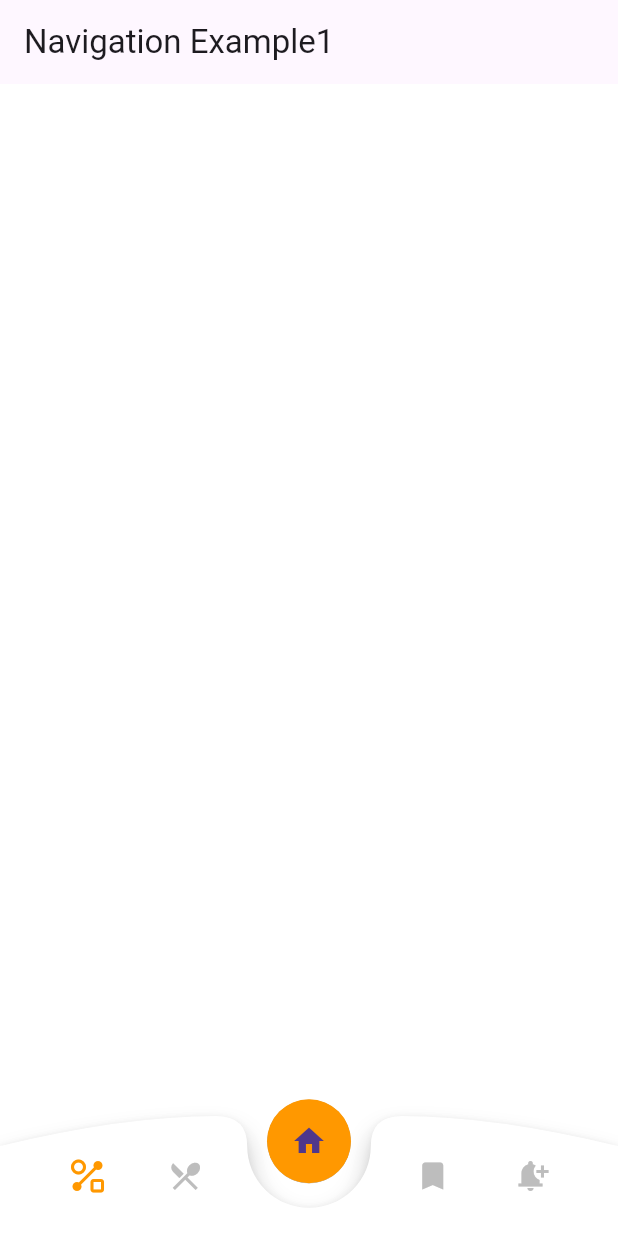
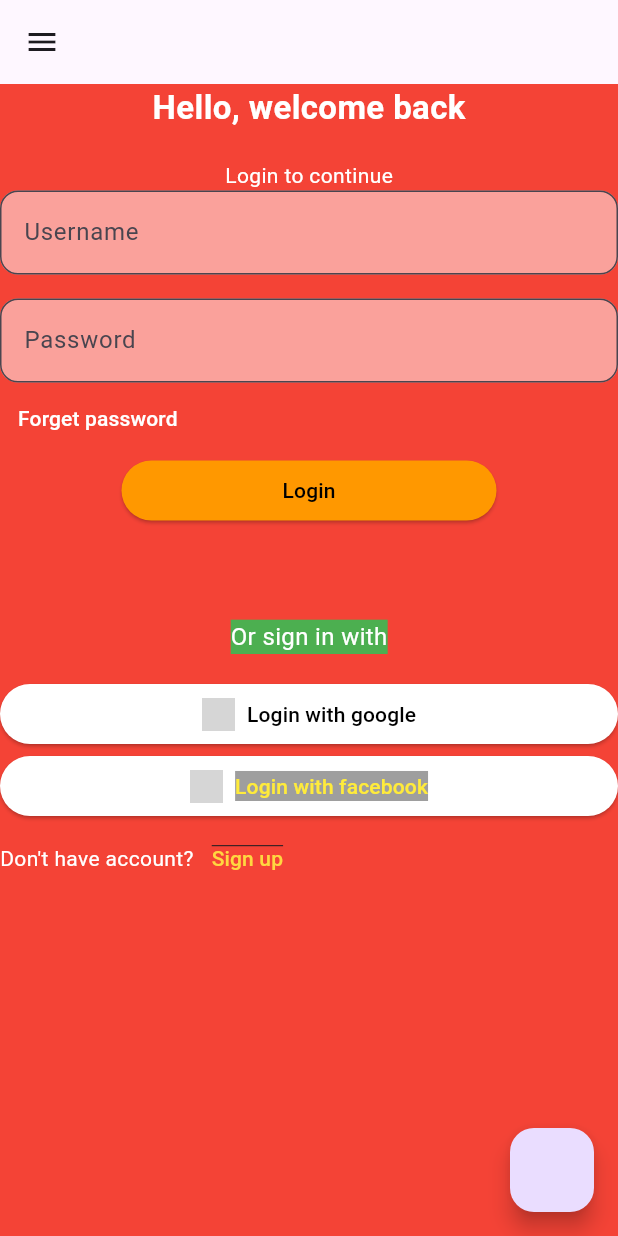
Before and after one commit to geraldwang-spec/flutter_project, a Flutter app: the screen it shows after launch, on a phone screen of 412 x 824 dp. Run offline on Flutter 3.47's test engine with Material 3 defaults, Android fonts, the phone set to English and light mode, and no system bars; grey boxes are pictures that could not be loaded.

Commit message:
add loging for practice

```diff
--- /dev/null
+++ b/flutter_example/lib/login_example.dart
@@ -0,0 +1,182 @@
+import 'package:flutter/material.dart';
+import 'package:flutter/rendering.dart';
+
+class loginPractise {
+  void executeExample(int i) {
+    switch (i) {
+      case 1:
+        runApp(loginExample1());
+        break;
+      default:
+    }
+  }
+}
+
+class loginExample1 extends StatelessWidget {
+  const loginExample1({super.key});
+  @override
+  Widget build(BuildContext context) {
+    return MaterialApp(home: LoginPage());
+  }
+}
+
+class LoginPage extends StatelessWidget {
+  const LoginPage({super.key});
+
+  @override
+  Widget build(BuildContext context) {
+    return Scaffold(
+      appBar: AppBar(),
+      floatingActionButton: FloatingActionButton(onPressed: () {}),
+      backgroundColor: Colors.red,
+      drawer: Container(width: 400, height: 500, color: Colors.grey),
+      body: Column(
+        children: [
+          Text(
+            "Hello, welcome back",
+            style: TextStyle(
+              color: Colors.white,
+              fontSize: 22,
+              fontWeight: FontWeight.bold,
+            ),
+          ),
+          SizedBox(
+            height: 20,
+            //width: 500,
+            //child: Text("this is text from test sizbox"),
+          ),
+          Text("Login to continue", style: TextStyle(color: Colors.white)),
+          TextField(
+            decoration: InputDecoration(
+              hintText: "Username",
+              border: OutlineInputBorder(
+                borderRadius: BorderRadius.all(Radius.circular(12)),
+              ),
+              filled: true,
+              fillColor: Colors.white.withOpacity(0.5),
+            ),
+          ),
+          SizedBox(height: 16),
+          TextField(
+            decoration: InputDecoration(
+              hintText: "Password",
+              border: OutlineInputBorder(
+                borderRadius: BorderRadius.all(Radius.circular(12)),
+              ),
+              filled: true,
+              fillColor: Colors.white.withOpacity(0.5),
+            ),
+          ),
+          Align(
+            alignment: Alignment.centerLeft,
+            child: TextButton(
+              onPressed: () {
+                print("forget button");
+              },
+              style: TextButton.styleFrom(foregroundColor: Colors.white),
+              child: Text("Forget password"),
+            ),
+          ),
+          SizedBox(
+            width: 250,
+            child: ElevatedButton(
+              onPressed: () {
+                print("login button");
+              },
+              style: ElevatedButton.styleFrom(
+                backgroundColor: Colors.orange,
+                foregroundColor: Colors.black,
+              ),
+              child: Text("Login"),
+            ),
+          ),
+          SizedBox(height: 62),
+          Text(
+            "Or sign in with",
+            style: TextStyle(
+              color: Colors.white,
+              fontSize: 16,
+              backgroundColor: Colors.green,
+            ),
+          ),
+          SizedBox(height: 16),
+          ElevatedButton(
+            onPressed: () {
+              print("google login button");
+            },
+            style: ElevatedButton.styleFrom(
+              backgroundColor: Colors.white,
+              foregroundColor: Colors.black,
+              shape: RoundedRectangleBorder(
+                borderRadius: BorderRadius.all(Radius.circular(50)),
+              ),
+            ),
+            child: Row(
+              mainAxisAlignment: MainAxisAlignment.center,
+              children: [
+                Image.asset(
+                  'images/icons8-google-48.png',
+                  width: 22,
+                  height: 22,
+                ),
+                SizedBox(width: 8),
+                Text("Login with google"),
+              ],
+            ),
+          ),
+          ElevatedButton(
+            onPressed: () {
+              print("facebook login button");
+            },
+            style: ElevatedButton.styleFrom(
+              backgroundColor: Colors.white,
+              foregroundColor: Colors.black,
+              shape: RoundedRectangleBorder(
+                borderRadius: BorderRadius.circular(50),
+              ),
+            ),
+            child: Row(
+              mainAxisAlignment: MainAxisAlignment.center,
+              children: [
+                Image.asset(
+                  'images/icons8-facebook-48.png',
+                  width: 22,
+                  height: 22,
+                ),
+                SizedBox(width: 8),
+                Text(
+                  "Login with facebook",
+                  style: TextStyle(
+                    color: Colors.yellow,
+                    fontSize: 14,
+                    backgroundColor: Colors.grey,
+                  ),
+                ),
+              ],
+            ),
+          ),
+          Row(
+            children: [
+              Text(
+                "Don't have account?",
+                style: TextStyle(color: Colors.white),
+              ),
+              TextButton(
+                onPressed: () {
+                  print("no account button");
+                },
+                style: TextButton.styleFrom(
+                  foregroundColor: Colors.amberAccent,
+                ),
+                child: Text(
+                  "Sign up",
+                  style: TextStyle(decoration: TextDecoration.overline),
+                ),
+              ),
+            ],
+          ),
+        ],
+      ),
+    );
+  }
+}
--- a/flutter_example/lib/main.dart
+++ b/flutter_example/lib/main.dart
@@ -9,6 +9,7 @@ import 'package:flutter_example/state_ful_widget.dart';
 import 'package:flutter_example/dart_example.dart';
 import 'package:flutter_example/state_management.dart';
 import 'package:flutter_example/navigation_test.dart';
+import 'package:flutter_example/login_example.dart';
 
 void main() {
   // runApp(const MyApp());
@@ -16,7 +17,8 @@ void main() {
   // AppBarTest appbarT = AppBarTest();
   // appbarT.executeExample();
 
-  // WidgetPractise widgetP = WidgetPractise();
+  //WidgetPractise widgetP = WidgetPractise();
+  //widgetP.executeExample1(1);
   // widgetP.executeExample();
 
   // StateLessWidgetPractise stateP = StateLessWidgetPractise();
@@ -37,11 +39,14 @@ void main() {
   //StateManagementExample stateM = StateManagementExample();
   //stateM.executeExample(6);
 
-  NavigationTest naviM = NavigationTest();
-  naviM.executeExample(1);
+  //NavigationTest naviM = NavigationTest();
+  //naviM.executeExample(1);
 
   // DartExample dart = DartExample();
   // dart.executeExample(5);
+
+  loginPractise login = loginPractise();
+  login.executeExample(1);
 }
 
 class MyApp extends StatelessWidget {
@@ -58,9 +63,8 @@ class MyApp extends StatelessWidget {
           backgroundColor: Colors.green,
           title: const Text('GeeksforGeeks'),
         ),
-          body: const Center(
-            child: Text('Hello Geeks'),
+        body: const Center(child: Text('Hello Geeks')),
       ),
-        ));
+    );
   }
 }
```
Also changed, not shown: flutter_example/lib/widget_example.dart (+102 -20 lines). Lines whose indentation alone changed are shown as unchanged.
